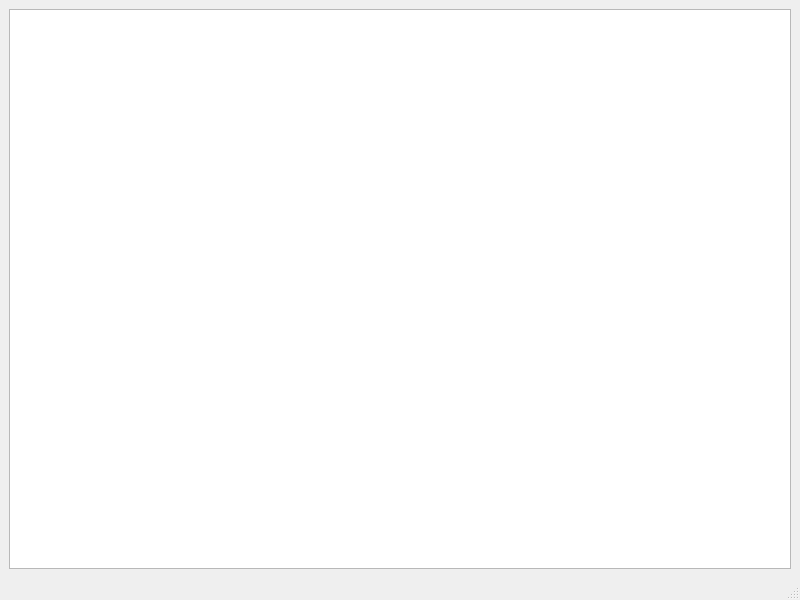
Old version of the form main_window.ui in the repository DawidSwiatkowski/Birthdays.
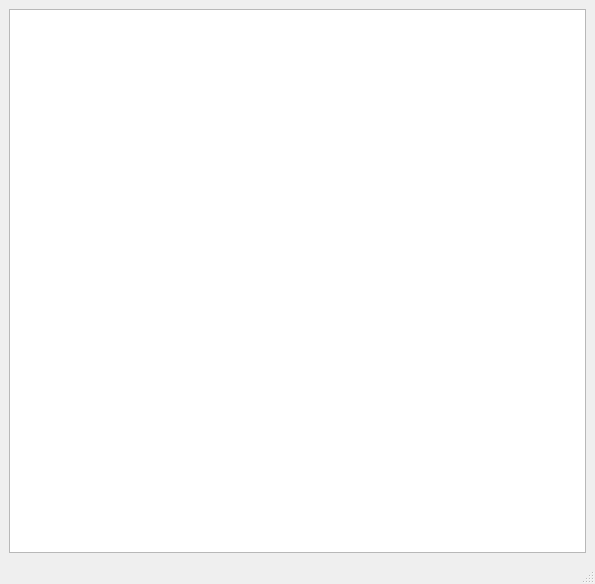
New version of the form.

```diff
--- a/main_window.ui
+++ b/main_window.ui
@@ -6,8 +6,8 @@
    <rect>
     <x>0</x>
     <y>0</y>
-    <width>800</width>
-    <height>600</height>
+    <width>595</width>
+    <height>584</height>
    </rect>
   </property>
   <property name="windowTitle">
@@ -36,7 +36,7 @@
        <number>25</number>
       </attribute>
       <attribute name="horizontalHeaderDefaultSectionSize">
-       <number>150</number>
+       <number>130</number>
       </attribute>
       <attribute name="horizontalHeaderStretchLastSection">
        <bool>true</bool>
```
Left out of the diff: 2 changed lines with no effect on the pictures.
